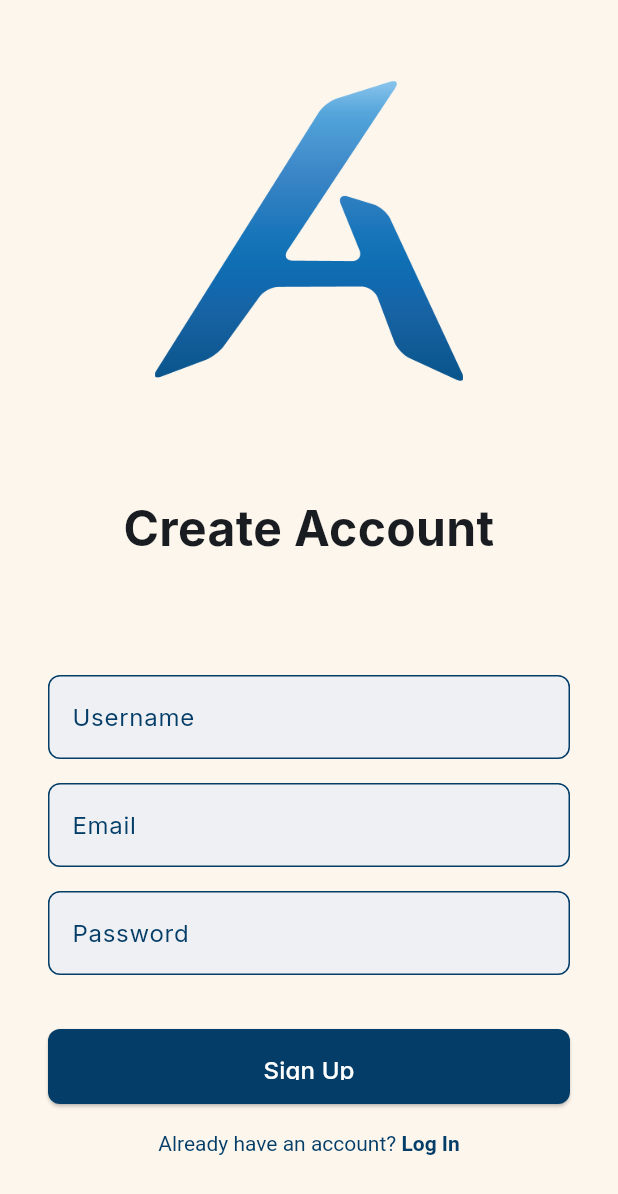
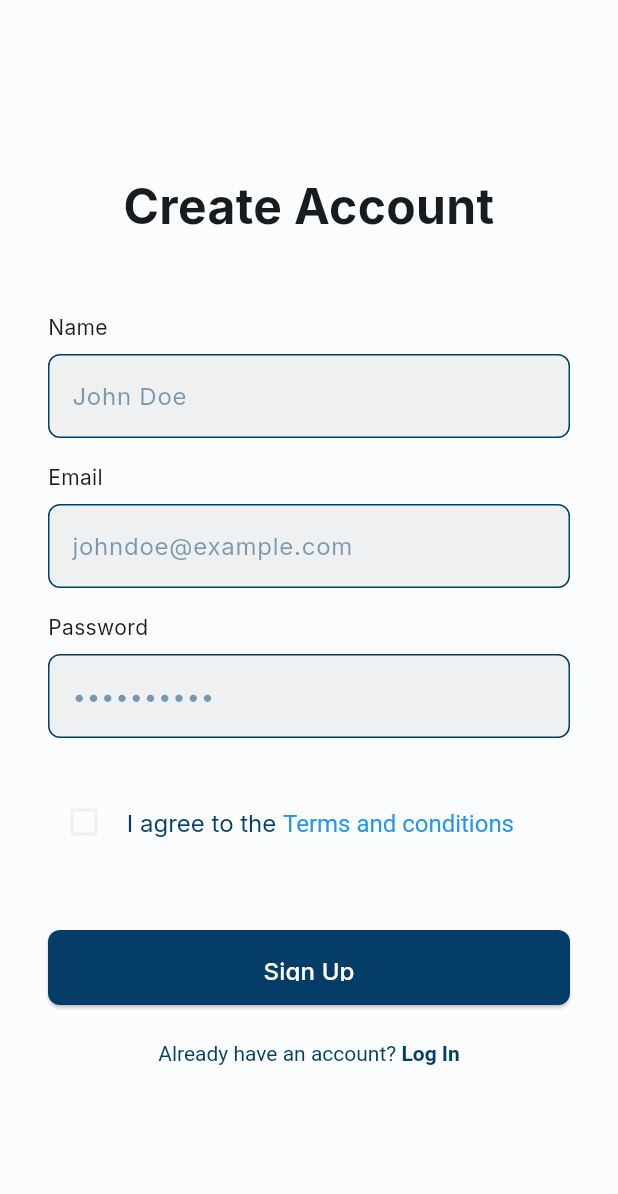
Before and after one commit to MrWinner4/Axent, a Flutter app: the screen it shows after launch, after a tap on "Get Started", on a phone screen of 412 x 824 dp. Shown: the top 1194 px of the screen. Run offline on Flutter 3.47's test engine with Material 3 defaults, Android fonts, the light colour scheme and no system bars; our stand-ins replace carousel_slider, dio, firebase_auth, firebase_core, flutter_svg; accounts and stored records are empty; project files that could hold a hidden picture were left out.

Commit message:
Colorscheme changes

```diff
--- /dev/null
+++ b/fashionfrontend/lib/app_colors.dart
@@ -0,0 +1,122 @@
+import 'package:flutter/material.dart';
+
+class AppColors {
+  // Primary colors
+  static const Color primary = Color(0xFF043E68); // Your brand color
+  static const Color primaryContainer = Color(0xFFCCE6FF);
+  static const Color onPrimary = Color(0xFFFFFFFF);
+  static const Color onPrimaryContainer = Color(0xFF001D31);
+
+  // Secondary colors
+  static const Color secondary = Color(0xFF535F70);
+  static const Color secondaryContainer = Color(0xFFD7E3F7);
+  static const Color onSecondary = Color(0xFFFFFFFF);
+  static const Color onSecondaryContainer = Color(0xFF101C2B);
+
+  // Tertiary colors
+  static const Color tertiary = Color(0xFF785000);
+  static const Color tertiaryContainer = Color(0xFFFFDDB3);
+  static const Color onTertiary = Color(0xFFFFFFFF);
+  static const Color onTertiaryContainer = Color(0xFF261800);
+
+  // Neutral colors
+  static const Color background = Color(0xFFFBFCFE);
+  static const Color surface = Color(0xFFFBFCFE);
+  static const Color surfaceVariant = Color(0xFFDEE3EA);
+  static const Color onSurface = Color(0xFF191C1E);
+  static const Color onSurfaceVariant = Color.fromARGB(255, 238, 240, 242);
+  static const Color outline = Color(0xFF71787E);
+
+  // Error colors
+  static const Color error = Color(0xFFBA1A1A);
+  static const Color errorContainer = Color(0xFFFFDAD4);
+  static const Color onError = Color(0xFFFFFFFF);
+  static const Color onErrorContainer = Color(0xFF410001);
+
+  // Light theme color scheme
+  static ColorScheme get lightScheme => ColorScheme(
+        brightness: Brightness.light,
+        primary: primary,
+        onPrimary: onPrimary,
+        primaryContainer: primaryContainer,
+        onPrimaryContainer: onPrimaryContainer,
+        secondary: secondary,
+        onSecondary: onSecondary,
+        secondaryContainer: secondaryContainer,
+        onSecondaryContainer: onSecondaryContainer,
+        tertiary: tertiary,
+        onTertiary: onTertiary,
+        tertiaryContainer: tertiaryContainer,
+        onTertiaryContainer: onTertiaryContainer,
+        error: error,
+        errorContainer: errorContainer,
+        onError: onError,
+        onErrorContainer: onErrorContainer,
+        background: background,
+        onBackground: onSurface,
+        surface: surface,
+        onSurface: onSurface,
+        surfaceContainerHighest: surfaceVariant,
+        onSurfaceVariant: onSurfaceVariant,
+        surfaceContainer: surfaceVariant,
+        outline: outline,
+        outlineVariant: outline,
+        shadow: Colors.black,
+      );
+
+  // Dark theme color scheme
+  static ColorScheme get darkScheme => ColorScheme(
+        brightness: Brightness.dark,
+        primary: Color(0xFF9ACAFF),
+        onPrimary: Color(0xFF003152),
+        primaryContainer: Color(0xFF004879),
+        onPrimaryContainer: Color(0xFFCCE6FF),
+        secondary: Color(0xFFB7C7DC),
+        onSecondary: Color(0xFF263140),
+        secondaryContainer: Color(0xFF3C4858),
+        onSecondaryContainer: Color(0xFFD7E3F7),
+        tertiary: Color(0xFFE6B871),
+        onTertiary: Color(0xFF422900),
+        tertiaryContainer: Color(0xFF5B3F00),
+        onTertiaryContainer: Color(0xFFFFDDB3),
+        error: Color(0xFFFFB4AB),
+        errorContainer: Color(0xFF93000A),
+        onError: Color(0xFF680003),
+        onErrorContainer: Color(0xFFFFDAD4),
+        background: Color(0xFF191C1E),
+        onBackground: Color(0xFFE2E2E5),
+        surface: Color(0xFF191C1E),
+        onSurface: Color(0xFFE2E2E5),
+        surfaceContainerHighest: Color(0xFF41474D),
+        onSurfaceVariant: Color(0xFFC1C7CE),
+        surfaceContainer: surfaceVariant,
+        outline: Color(0xFF8B9198),
+        outlineVariant: Color(0xFF8B9198),
+        shadow: Colors.black,
+      );
+
+  // Helper methods to get colors from the current theme
+  static Color getPrimary(BuildContext context) {
+    return Theme.of(context).colorScheme.primary;
+  }
+
+  static Color getSecondary(BuildContext context) {
+    return Theme.of(context).colorScheme.secondary;
+  }
+
+  static Color getTertiary(BuildContext context) {
+    return Theme.of(context).colorScheme.tertiary;
+  }
+
+  static Color getSurface(BuildContext context) {
+    return Theme.of(context).colorScheme.surface;
+  }
+
+  static Color getBackground(BuildContext context) {
+    return Theme.of(context).colorScheme.background;
+  }
+
+  static Color getError(BuildContext context) {
+    return Theme.of(context).colorScheme.error;
+  }
+}
--- a/fashionfrontend/lib/main.dart
+++ b/fashionfrontend/lib/main.dart
@@ -1,3 +1,4 @@
+import 'package:fashionfrontend/app_colors.dart';
 import 'package:fashionfrontend/views/pages/auth_wrapper.dart';
 import 'package:flutter/material.dart';
 import 'package:firebase_core/firebase_core.dart';
@@ -25,7 +26,21 @@ void main() async {
       child: const MainPage(),
     ),
   );
-}
+}// Then in your MaterialApp:
+
+
+/*
+
+theme: ThemeData(
+    colorScheme: AppColors.lightScheme,
+    useMaterial3: true, // This is important for Material 3 compatibility
+  ),
+  darkTheme: ThemeData(
+
+    useMaterial3: true,
+  ),
+  themeMode: ThemeMode.system, // Follows system theme
+*/
 
 class MainPage extends StatelessWidget {
   const MainPage({super.key});
@@ -34,10 +49,31 @@ class MainPage extends StatelessWidget {
     return MaterialApp(
       theme: ThemeData(
         fontFamily: 'Inter',
-        colorScheme: ColorScheme.fromSeed(
-          seedColor: const Color.fromARGB(
-              255, 4, 62, 104), // Change this to your desired color
+        colorScheme: AppColors.lightScheme,
+        useMaterial3: true,
+        navigationBarTheme: NavigationBarThemeData(
+          labelTextStyle: WidgetStateProperty.resolveWith<TextStyle?>(
+            (Set<WidgetState> states) {
+              if (states.contains(WidgetState.selected)) {
+                return TextStyle(
+                  fontSize: 12,
+                  color: Color.fromARGB(255, 254, 253, 251),
+                  fontWeight: FontWeight.bold,
+                ); // For the selected item
+              }
+              return TextStyle(
+                fontSize: 12,
+                color: Color.fromARGB(255, 254, 253, 251),
+              ); // For unselected items
+            },
+          ),
         ),
+        iconTheme: IconThemeData(),
+      ),
+      darkTheme: ThemeData(
+        fontFamily: 'Inter',
+        colorScheme: AppColors.darkScheme,
+        useMaterial3: true,
         navigationBarTheme: NavigationBarThemeData(
           labelTextStyle: WidgetStateProperty.resolveWith<TextStyle?>(
             (Set<WidgetState> states) {
--- a/fashionfrontend/lib/views/pages/signup_page.dart
+++ b/fashionfrontend/lib/views/pages/signup_page.dart
@@ -19,6 +19,53 @@ class _SignupPageState extends State<SignupPage> {
 
   bool _isLoading = false;
   String? _errorMessage;
+  bool tac = false;
+
+  showTermsAndConditions(BuildContext context) {
+    showModalBottomSheet(
+      context: context,
+      isScrollControlled: true,
+      backgroundColor: Colors.transparent,
+      builder: (context) => Container(
+          height: MediaQuery.of(context).size.height * .9,
+          decoration: BoxDecoration(
+            color: Theme.of(context).colorScheme.surface,
+            borderRadius: const BorderRadius.vertical(top: Radius.circular(20)),
+          ),
+          child: Column(
+            children: [
+              Container(
+                padding: const EdgeInsets.all(16),
+                child: Row(
+                  mainAxisAlignment: MainAxisAlignment.spaceBetween,
+                  children: [
+                    Text("Terms and Conditions",
+                        style: TextStyle(
+                          fontSize: 20,
+                          fontWeight: FontWeight.bold,
+                          color: Theme.of(context).colorScheme.onSurface,
+                        )),
+                    IconButton(
+                      icon: const Icon(Icons.close),
+                      color: Theme.of(context).colorScheme.onSurface,
+                      onPressed: () => Navigator.pop(context),
+                    )
+                  ],
+                ),
+              ),
+              Expanded(
+                  child: SingleChildScrollView(
+                      padding: const EdgeInsets.all(16),
+                      child: Text(
+                          //!TERMS AND CONDITIONS HERE
+                          "Example TOC...",
+                          style: TextStyle(
+                            color: Theme.of(context).colorScheme.onSurface,
+                          ))))
+            ],
+          )),
+    );
+  }
 
   final user = FirebaseAuth.instance.currentUser;
   Future<void> _signUp() async {
@@ -27,6 +74,10 @@ class _SignupPageState extends State<SignupPage> {
       _errorMessage = null;
     });
 
+    if (tac == true) {
+      if (_nameController.text.isNotEmpty &&
+          _emailController.text.isNotEmpty &&
+          _passwordController.text.isNotEmpty) {
         try {
           final credential =
               await FirebaseAuth.instance.createUserWithEmailAndPassword(
@@ -50,7 +101,8 @@ class _SignupPageState extends State<SignupPage> {
               },
             ),
             data: {
-          'name': _nameController.text, // Only send name, email is extracted from token
+              'name': _nameController
+                  .text, // Only send name, email is extracted from token
             },
           );
           Navigator.pushReplacement(
@@ -74,6 +126,14 @@ class _SignupPageState extends State<SignupPage> {
           });
         }
       }
+      else{
+        _errorMessage = "Please fill out all fields.";
+      }
+    } else {
+      _errorMessage = "Please agree to the terms and conditions.";
+      _isLoading = false;
+    }
+  }
 
   @override
   void dispose() {
@@ -86,18 +146,13 @@ class _SignupPageState extends State<SignupPage> {
   @override
   Widget build(BuildContext context) {
     return Scaffold(
-      backgroundColor: Color.fromARGB(255, 252, 246, 237),
+      backgroundColor: Theme.of(context).colorScheme.surface,
       body: Center(
         child: SingleChildScrollView(
           padding: const EdgeInsets.all(32),
           child: Column(
             crossAxisAlignment: CrossAxisAlignment.stretch,
             children: [
-              Image.asset(
-                'assets/images/AxentLogo.png',
-                height: 200,
-              ),
-              const SizedBox(height: 75),
               Text(
                 'Create Account',
                 style: TextStyle(
@@ -107,129 +162,176 @@ class _SignupPageState extends State<SignupPage> {
                 ),
                 textAlign: TextAlign.center,
               ),
-              const SizedBox(height: 75),
+              const SizedBox(height: 48),
+              Text("Name"),
+              const SizedBox(height: 8),
               TextField(
                 controller: _nameController,
-                cursorColor: Color.fromARGB(255, 4, 62, 104),
+                cursorColor: Theme.of(context).colorScheme.primary,
                 decoration: InputDecoration(
                     filled: true,
-                  fillColor: Color.fromARGB(255, 238, 240, 243),
+                    fillColor: Theme.of(context).colorScheme.onSurfaceVariant,
                     focusedBorder: OutlineInputBorder(
                       borderRadius: BorderRadius.circular(8),
                       borderSide: BorderSide(
-                      color: Color.fromARGB(255, 4, 62, 104),
+                        color: Theme.of(context).colorScheme.primary,
                         width: 1,
                       ),
                     ),
                     enabledBorder: OutlineInputBorder(
                       borderRadius: BorderRadius.circular(8),
                       borderSide: BorderSide(
-                      color: Color.fromARGB(255, 4, 62, 104),
+                        color: Theme.of(context).colorScheme.primary,
                         width: 1,
                       ),
                     ),
-                  labelText: 'Username',
+                    labelText: 'John Doe',
                     labelStyle: TextStyle(
-                    color: Color.fromARGB(255, 4, 62, 104),
+                      color:
+                          Theme.of(context).colorScheme.primary.withAlpha(128),
                     ),
-                ),
+                    floatingLabelBehavior: FloatingLabelBehavior.never),
               ),
               const SizedBox(height: 16),
+              Text("Email"),
+              const SizedBox(height: 8),
               TextField(
                 controller: _emailController,
-                cursorColor: Color.fromARGB(255, 4, 62, 104),
+                cursorColor: Theme.of(context).colorScheme.primary,
                 decoration: InputDecoration(
                     filled: true,
-                  fillColor: Color.fromARGB(255, 238, 240, 243),
+                    fillColor: Theme.of(context).colorScheme.onSurfaceVariant,
                     focusedBorder: OutlineInputBorder(
                       borderRadius: BorderRadius.circular(8),
                       borderSide: BorderSide(
-                      color: Color.fromARGB(255, 4, 62, 104),
+                        color: Theme.of(context).colorScheme.primary,
                         width: 1,
                       ),
                     ),
                     enabledBorder: OutlineInputBorder(
                       borderRadius: BorderRadius.circular(8),
                       borderSide: BorderSide(
-                      color: Color.fromARGB(255, 4, 62, 104),
+                        color: Theme.of(context).colorScheme.primary,
                         width: 1,
                       ),
                     ),
-                  labelText: 'Email',
+                    labelText: 'johndoe@example.com',
                     labelStyle: TextStyle(
-                    color: Color.fromARGB(255, 4, 62, 104),
+                      color:
+                          Theme.of(context).colorScheme.primary.withAlpha(128),
                     ),
-                ),
+                    floatingLabelBehavior: FloatingLabelBehavior.never),
               ),
               const SizedBox(height: 16),
+              Text("Password"),
+              const SizedBox(height: 8),
               TextField(
                 controller: _passwordController,
-                cursorColor: Color.fromARGB(255, 4, 62, 104),
+                cursorColor: Theme.of(context).colorScheme.primary,
                 decoration: InputDecoration(
                     filled: true,
-                  fillColor: Color.fromARGB(255, 238, 240, 243),
+                    fillColor: Theme.of(context).colorScheme.onSurfaceVariant,
                     focusedBorder: OutlineInputBorder(
                       borderRadius: BorderRadius.circular(8),
                       borderSide: BorderSide(
-                      color: Color.fromARGB(255, 4, 62, 104),
+                        color: Theme.of(context).colorScheme.primary,
                         width: 1,
                       ),
                     ),
                     enabledBorder: OutlineInputBorder(
                       borderRadius: BorderRadius.circular(8),
                       borderSide: BorderSide(
-                      color: Color.fromARGB(255, 4, 62, 104),
+                        color: Theme.of(context).colorScheme.primary,
                         width: 1,
                       ),
                     ),
-                  labelText: 'Password',
+                    labelText: '••••••••••',
                     labelStyle: TextStyle(
-                    color: Color.fromARGB(255, 4, 62, 104),
+                      color:
+                          Theme.of(context).colorScheme.primary.withAlpha(128),
                     ),
-                ),
+                    floatingLabelBehavior: FloatingLabelBehavior.never),
                 obscureText: true,
               ),
-              const SizedBox(height: 24),
+              const SizedBox(height: 32),
+              Row(
+                children: [
+                  Checkbox(
+                    value: tac,
+                    onChanged: (bool? newValue) {
+                      setState(() {
+                        tac = newValue!;
+                      });
+                    },
+                    activeColor: Theme.of(context).colorScheme.primary,
+                    semanticLabel: "I Agree to Terms and Conditions",
+                  ),
+                  RichText(
+                    text: TextSpan(
+                        style: TextStyle(
+                            fontFamily: 'Inter',
+                            fontSize: 16,
+                            color: Color.fromARGB(255, 4, 62, 104)),
+                        children: [
+                          TextSpan(text: ' I agree to the '),
+                          TextSpan(
+                              text: 'Terms and conditions',
+                              style: TextStyle(
+                                color: Colors.blue,
+                              ),
+                              recognizer: TapGestureRecognizer()
+                                ..onTap = () {
+                                  showTermsAndConditions(context);
+                                })
+                        ]),
+                  )
+                ],
+              ),
+              SizedBox(height: 16),
               if (_errorMessage != null)
                 Text(
                   _errorMessage!,
-                  style: TextStyle(color: Colors.red),
+                  style: TextStyle(
+                    color: Theme.of(context).colorScheme.error,
+                  ),
                   textAlign: TextAlign.center,
                 ),
-              const SizedBox(height: 12),
+              const SizedBox(height: 32),
               SizedBox(
                 height: 50,
                 child: ElevatedButton(
                   onPressed: _isLoading ? null : _signUp,
                   style: ElevatedButton.styleFrom(
                     padding: const EdgeInsets.symmetric(vertical: 16),
-                    backgroundColor: Color.fromARGB(255, 4, 62, 104),
+                    backgroundColor: Theme.of(context).colorScheme.primary,
                     shape: RoundedRectangleBorder(
                       borderRadius: BorderRadius.circular(8),
                     ),
                   ),
                   child: _isLoading
-                      ? CircularProgressIndicator(color: Colors.white)
+                      ? CircularProgressIndicator(
+                          color: Theme.of(context).colorScheme.primary,
+                        )
                       : Text(
                           'Sign Up',
                           style: TextStyle(fontSize: 16, color: Colors.white),
                         ),
                 ),
               ),
-              const SizedBox(height: 18),
+              const SizedBox(height: 24),
               Center(
                 child: RichText(
                     text: TextSpan(children: [
                   TextSpan(
                     text: 'Already have an account? ',
                     style: TextStyle(
-                      color: Color.fromARGB(255, 4, 62, 104),
+                      color: Theme.of(context).colorScheme.primary,
                     ),
                   ),
                   TextSpan(
                     text: 'Log In',
                     style: TextStyle(
-                      color: Color.fromARGB(255, 4, 62, 104),
+                      color: Theme.of(context).colorScheme.primary,
                       fontWeight: FontWeight.bold,
                     ),
                     recognizer: TapGestureRecognizer()
--- a/fashionfrontend/lib/views/pages/welcome_page.dart
+++ b/fashionfrontend/lib/views/pages/welcome_page.dart
@@ -11,8 +11,8 @@ class WelcomePage extends StatelessWidget {
           //Gradient in the background
           gradient: LinearGradient(
         colors: [
-          const Color.fromARGB(255, 6, 104, 173),
-          const Color.fromRGBO(251, 240, 225, 1.0),
+          Color(0xFF087BCE),
+          Theme.of(context).colorScheme.surface,
         ], //Blue Color
         begin: Alignment.topCenter,
         end: Alignment.bottomCenter,
```
Also changed, not shown: fashionfrontend/lib/views/pages/login_page.dart (+25 -26 lines), fashionfrontend/lib/views/widgets/swipeable_card.dart (+5 -2 lines), fashionfrontend/pubspec.lock. Lines whose indentation alone changed are shown as unchanged.
